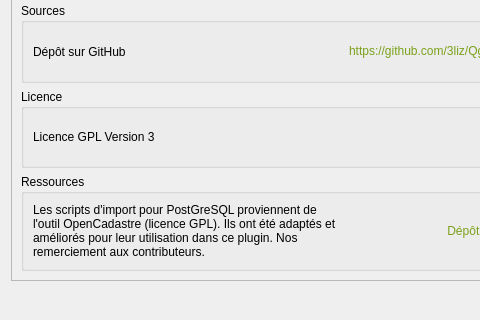
Qt form forms/cadastre_about_form.ui (3liz/QgisCadastrePlugin) before a commit; both pictures show x 0 to 480 and y 332 to 652 of the 692 by 652 pixel window.
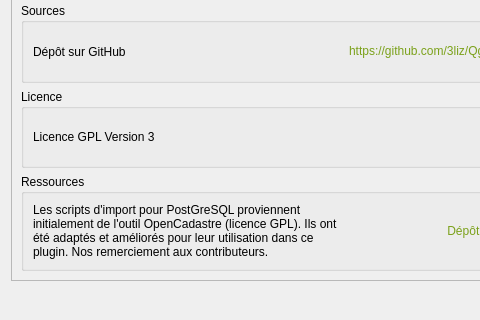
The same form after that commit. Icons and pictures are not drawn.

Commit message: Import - Déplacement des scripts SQL d'import et nettoyage

```diff
--- a/forms/cadastre_about_form.ui
+++ b/forms/cadastre_about_form.ui
@@ -348,7 +348,7 @@
             <item>
              <widget class="QLabel" name="label_17">
               <property name="text">
-               <string>Les scripts d'import pour PostGreSQL proviennent de l'outil OpenCadastre (licence GPL). Ils ont été adaptés et améliorés pour leur utilisation dans ce plugin. Nos remerciement aux contributeurs.</string>
+               <string>Les scripts d'import pour PostGreSQL proviennent initialement de l'outil OpenCadastre (licence GPL). Ils ont été adaptés et améliorés pour leur utilisation dans ce plugin. Nos remerciement aux contributeurs.</string>
               </property>
               <property name="wordWrap">
                <bool>true</bool>
```
The commit also changes 30 other files.
